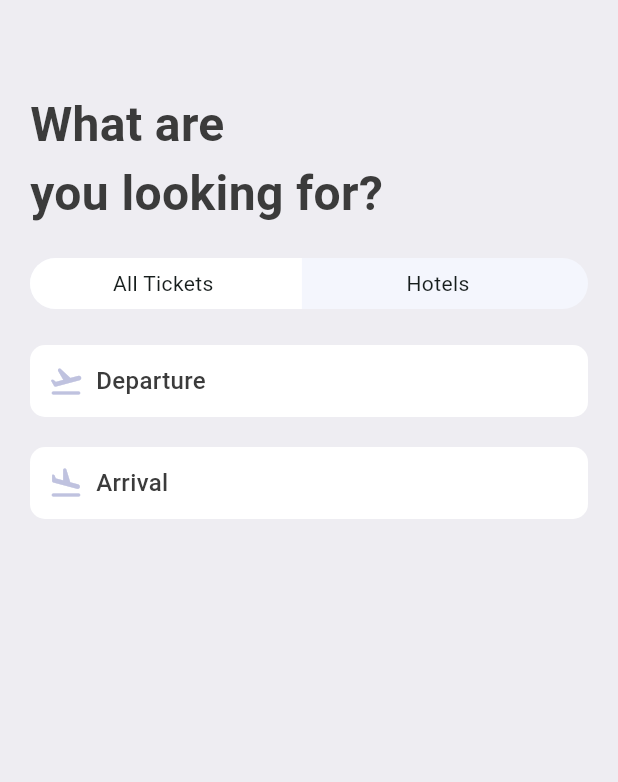
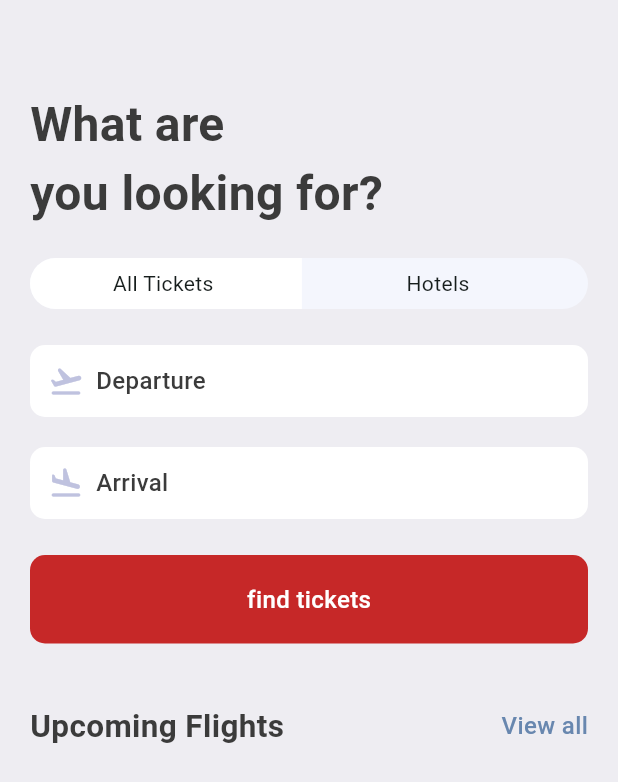
Before and after one commit to abdelillahbel/FlightBookingApp, a Flutter app: the SearchScreen screen opened directly, on a phone screen of 412 x 824 dp. Shown: the top 782 px of the screen. Run offline on Flutter 3.47's test engine with Material 3 defaults, Android fonts, the phone set to English and light mode, and no system bars; our stand-ins replace fluentui_icons, simple_gradient_text.

Commit message:
feat: add FindTickets widget and integrate it into SearchScreen layout

```diff
--- a/lib/screens/search/search_screen.dart
+++ b/lib/screens/search/search_screen.dart
@@ -1,5 +1,7 @@
 import 'package:flightbookapp/core/res/styles/app_styles.dart';
+import 'package:flightbookapp/core/widgets/app_texts.dart';
 import 'package:flightbookapp/screens/search/widgets/app_text_icon.dart';
+import 'package:flightbookapp/screens/search/widgets/find_tickets.dart';
 import 'package:flightbookapp/screens/search/widgets/search_tabs.dart';
 import 'package:flutter/material.dart';
 
@@ -37,7 +39,19 @@ class SearchScreen extends StatelessWidget {
           AppTextIcon(
             icon: Icons.flight_land_rounded,
             text: "Arrival",
-          )
+          ),
+          SizedBox(
+            height: 24,
+          ),
+          FindTickets(),
+          SizedBox(
+            height: 40,
+          ),
+          AppTexts(
+            titleText: "Upcoming Flights",
+            descText: "View all",
+            func: () {},
+          ),
         ],
       ),
     );
--- /dev/null
+++ b/lib/screens/search/widgets/find_tickets.dart
@@ -0,0 +1,21 @@
+import 'package:flightbookapp/core/res/styles/app_styles.dart';
+import 'package:flutter/material.dart';
+
+class FindTickets extends StatelessWidget {
+  const FindTickets({super.key});
+
+  @override
+  Widget build(BuildContext context) {
+    return Container(
+      padding: EdgeInsets.symmetric(vertical: 18, horizontal: 18),
+      child: Center(
+        child: Text(
+          "find tickets",
+          style: AppStyles.textStyle.copyWith(color: Colors.white),
+        ),
+      ),
+      decoration: BoxDecoration(
+          borderRadius: BorderRadius.circular(10), color: Colors.red.shade800),
+    );
+  }
+}
```
